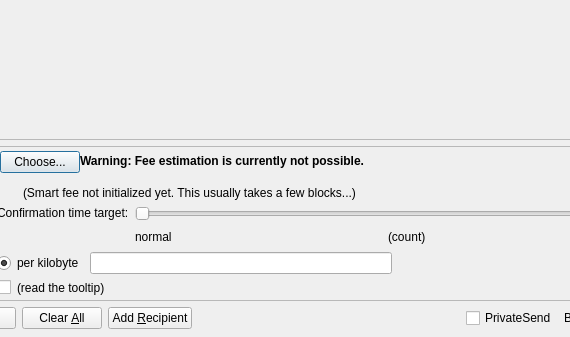
This is src/qt/forms/sendcoinsdialog.ui in dashpay/dash as Qt 5 draws it before an edit; both pictures show x 145 to 715 and y 189 to 526 of the 850 by 526 pixel window. The edited form follows.
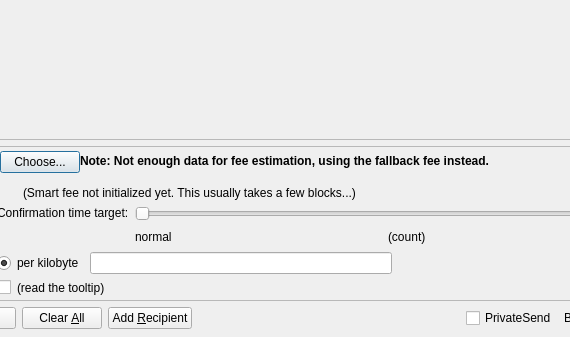
This is the edited form. Custom widgets are drawn as their Qt base class.

Commit message: Use less alarming fee warning note

The edit to the form file:
```diff
--- a/src/qt/forms/sendcoinsdialog.ui
+++ b/src/qt/forms/sendcoinsdialog.ui
@@ -771,7 +771,7 @@
             </font>
             </property>
             <property name="text">
-             <string>Warning: Fee estimation is currently not possible.</string>
+             <string>Note: Not enough data for fee estimation, using the fallback fee instead.</string>
             </property>
             <property name="wordWrap">
              <bool>false</bool>
```
The commit also changes 1 other file.
